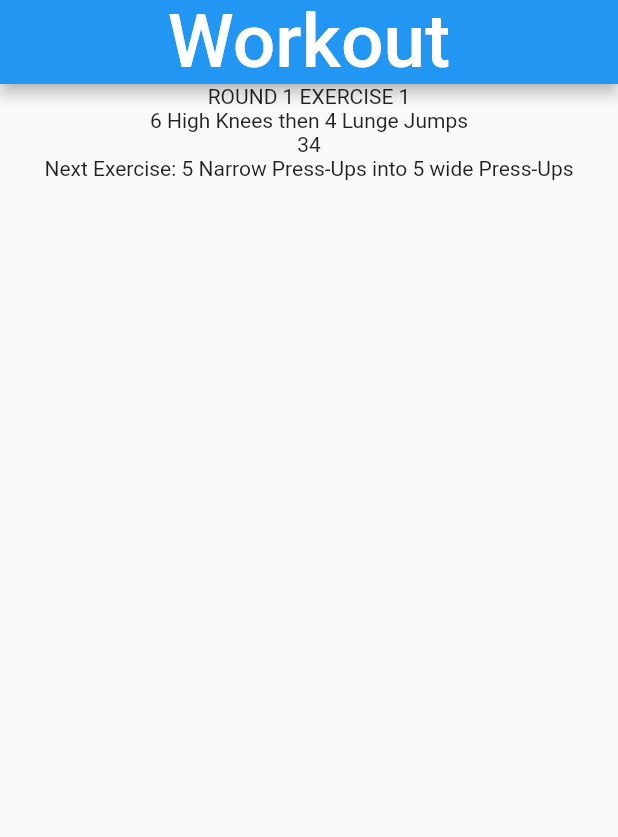
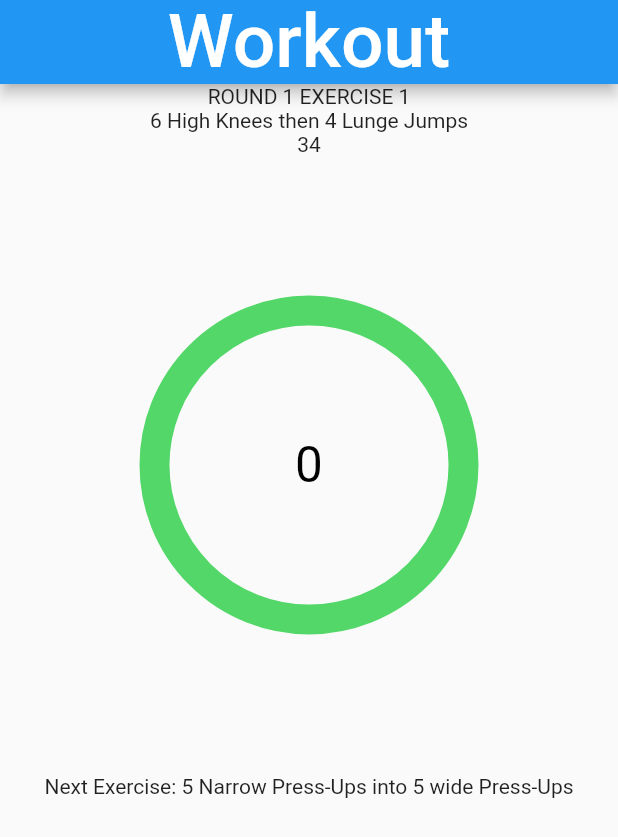
Before and after one commit to jasonntruong/HIIT-App, a Flutter app: the screen it shows after launch, after a tap on "START", on a phone screen of 412 x 824 dp. Shown: the top 837 px of the screen. Run offline on Flutter 3.47's test engine with Material 2 defaults, Android fonts, the phone set to English and light mode, and no system bars; drawn by our look-alikes of circular_countdown_timer; missing offline and left inert: external_app_launcher.

Commit message:
completed circular timer

```diff
--- /dev/null
+++ b/lib/circulartimer.dart
@@ -0,0 +1,56 @@
+import 'package:flutter/material.dart';
+
+import 'package:circular_countdown_timer/circular_countdown_timer.dart';
+
+class CircularTimer extends StatelessWidget {
+  int totaltime;
+  String state;
+  String WORK_ENUM = "WORK";
+  String REST_ENUM = "REST";
+
+  CircularTimer(this.totaltime, this.state);
+
+  @override
+  Widget build(BuildContext context) {
+    return this.state == "WORK"
+        ? CircularCountDownTimer(
+            duration: totaltime,
+            initialDuration: 0,
+            controller: CountDownController(),
+            width: MediaQuery.of(context).size.width / 2,
+            height: MediaQuery.of(context).size.height / 2,
+            ringColor: Colors.white,
+            fillColor: const Color.fromRGBO(83, 215, 105, 1),
+            backgroundGradient: null,
+            strokeWidth: 20.0,
+            strokeCap: StrokeCap.round,
+            textStyle: const TextStyle(
+              fontSize: 33.0,
+              color: Colors.black,
+            ),
+            textFormat: CountdownTextFormat.S,
+            isReverseAnimation: true,
+            isTimerTextShown: true,
+            autoStart: true,
+          )
+        : CircularCountDownTimer(
+            duration: totaltime,
+            initialDuration: 0,
+            controller: CountDownController(),
+            width: MediaQuery.of(context).size.width / 2,
+            height: MediaQuery.of(context).size.height / 2,
+            ringColor: Colors.white,
+            fillColor: const Color.fromRGBO(20, 126, 251, 1),
+            backgroundGradient: null,
+            strokeWidth: 20.0,
+            strokeCap: StrokeCap.round,
+            textStyle: const TextStyle(
+              fontSize: 33.0,
+              color: Colors.black,
+            ),
+            textFormat: CountdownTextFormat.S,
+            isTimerTextShown: true,
+            autoStart: true,
+          );
+  }
+}
--- a/lib/workout.dart
+++ b/lib/workout.dart
@@ -1,10 +1,12 @@
 import 'dart:async';
 import 'dart:convert';
 import 'dart:ui';
+import 'package:circular_countdown_timer/circular_countdown_timer.dart';
 
 import 'package:flutter/material.dart';
 import 'package:flutter/services.dart';
 import 'package:hiit_routine/topbar.dart';
+import 'circulartimer.dart';
 
 class Workout extends StatefulWidget {
   const Workout({Key? key}) : super(key: key);
@@ -118,6 +120,7 @@ class _WorkoutState extends State<Workout> {
               Text(
                 _time.toString(),
               ),
+              CircularTimer(_work, "WORK"),
               (_exercise < 5)
                   ? Text("Next Exercise: " + _exercises[_exercise])
                   : const Text("REST"),
```
